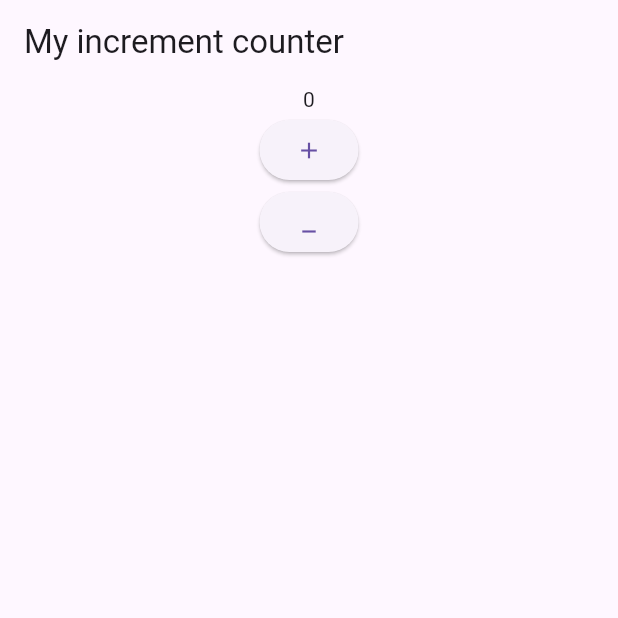
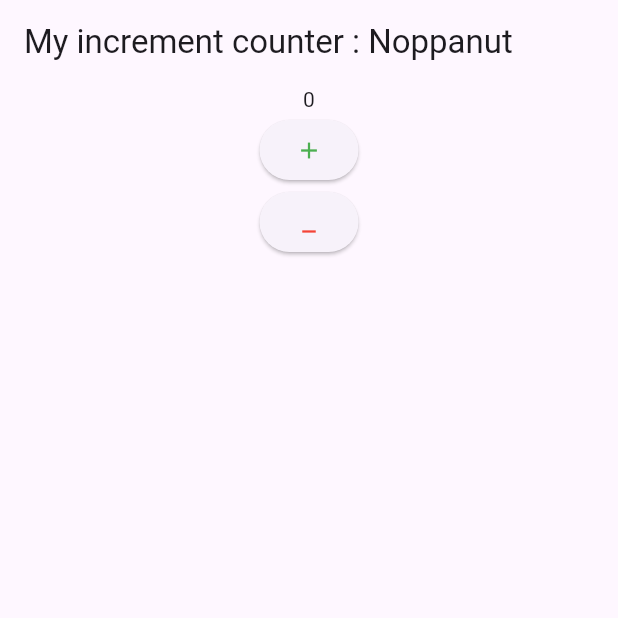
Before and after one commit to noptech85/example2, a Flutter app: the screen it shows after launch, on a phone screen of 412 x 824 dp, the top half of it. Run offline on Flutter 3.47's test engine with Material 3 defaults, Android fonts, the phone set to English and light mode, and no system bars.

Commit message:
Example2-2

```diff
--- a/lib/screen/my_home_page.dart
+++ b/lib/screen/my_home_page.dart
@@ -19,7 +19,6 @@ class _MyHomePageStateState extends State<MyHomePage> {
 
   void _incrementMinus() {
     setState(() {
-   //   $val = $val * -1;
       _counter--;
     });
   }
@@ -28,14 +27,14 @@ class _MyHomePageStateState extends State<MyHomePage> {
 Widget build(BuildContext context) {
     return Scaffold(
       appBar: AppBar(
-      title: const Text("My increment counter"),
+      title: const Text("My increment counter : Noppanut"),
       ),
       body: Center(
         child: Column(
           children: [
             Text("$_counter"),
-            ElevatedButton(onPressed: _incrementCounter, child: Icon(Icons.add)),
-            ElevatedButton(onPressed: _incrementMinus, child: Icon(Icons.minimize)),
+            ElevatedButton(onPressed: _incrementCounter, child: Icon(Icons.add,color: Colors.green,)),
+            ElevatedButton(onPressed: _incrementMinus, child: Icon(Icons.minimize,color: Colors.red,)),
           ],
         ),
       ),
```
